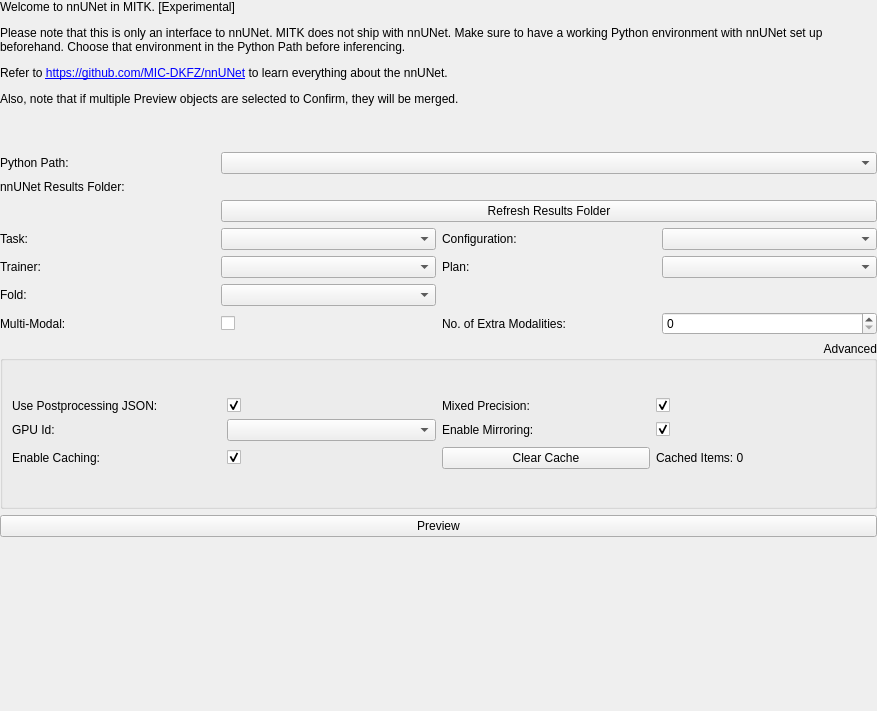
This is Modules/SegmentationUI/Qmitk/QmitknnUNetToolGUIControls.ui in MITK/MITK as Qt 5 draws it before an edit. The edited form follows.
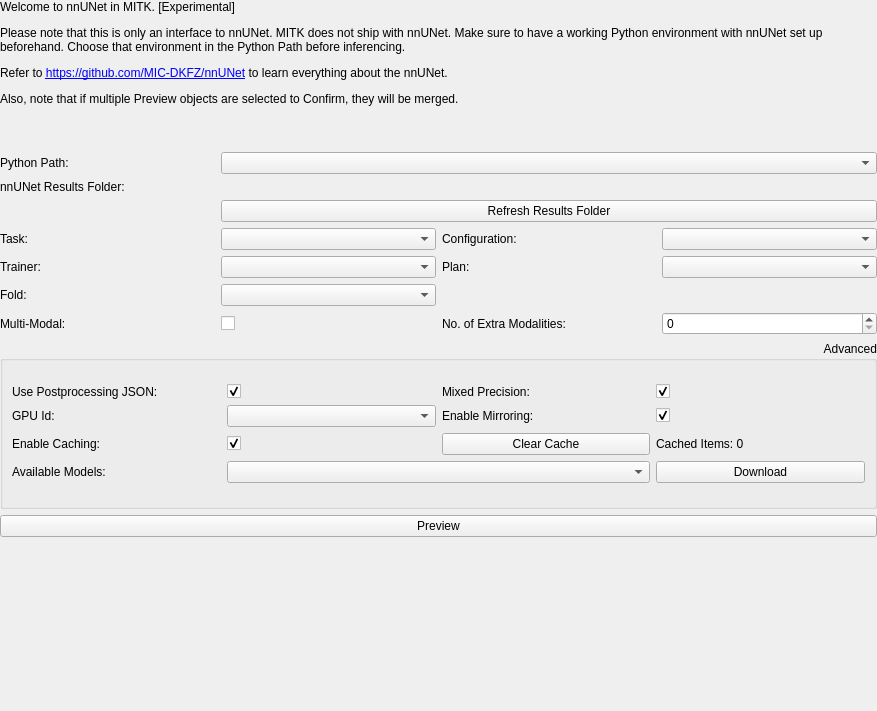
This is the edited form. Custom widgets are drawn as their Qt base class.

Commit message: Introducing download option for available models

The edit to the form file:
```diff
--- a/Modules/SegmentationUI/Qmitk/QmitknnUNetToolGUIControls.ui
+++ b/Modules/SegmentationUI/Qmitk/QmitknnUNetToolGUIControls.ui
@@ -363,6 +363,29 @@
           </property>
          </widget>
         </item>
+        <item row="6" column="0">
+         <widget class="QLabel" name="AvailableModelsLabel">
+          <property name="sizePolicy">
+            <sizepolicy hsizetype="Preferred" vsizetype="Preferred">
+             <horstretch>0</horstretch>
+             <verstretch>0</verstretch>
+            </sizepolicy>
+          </property>
+          <property name="text">
+           <string>Available Models:</string>
+          </property>
+         </widget>
+        </item>
+        <item row="6" column="1" colspan="2">
+         <widget class="ctkComboBox" name="availableBox" native="true"/>
+        </item>
+        <item row="6" column="3">
+         <widget class="QPushButton" name="downloadModelButton">
+          <property name="text">
+           <string>Download</string>
+          </property>
+         </widget>
+        </item>
        </layout>
       </item>
      </layout>
```
The commit also changes 3 other files.
